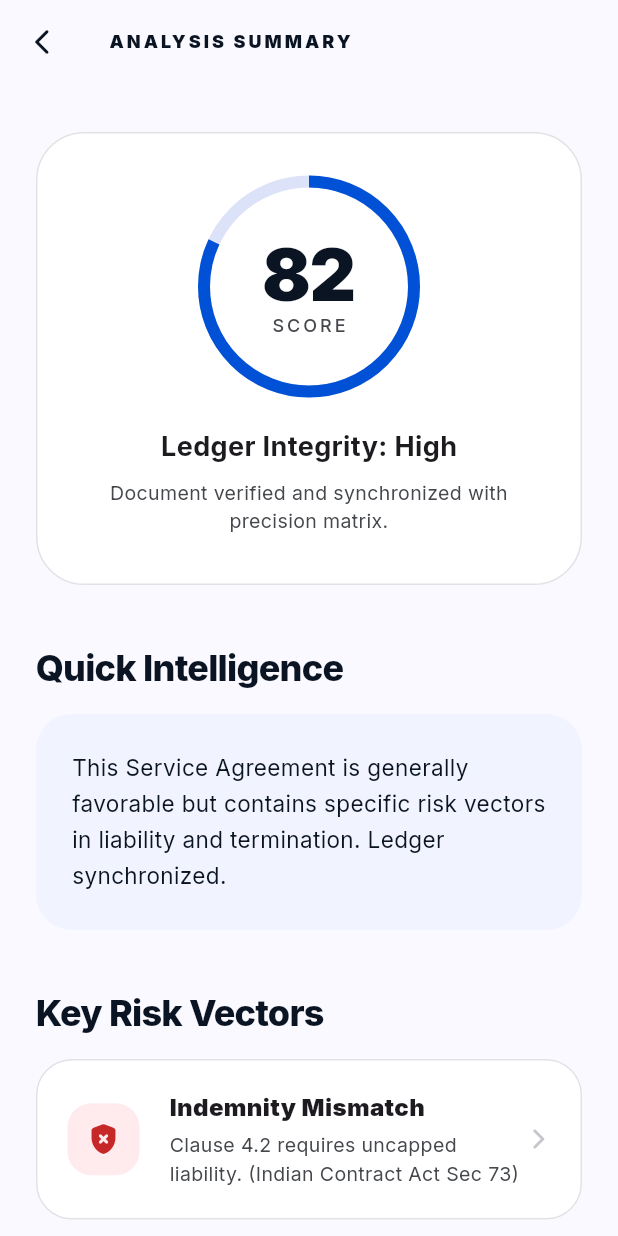
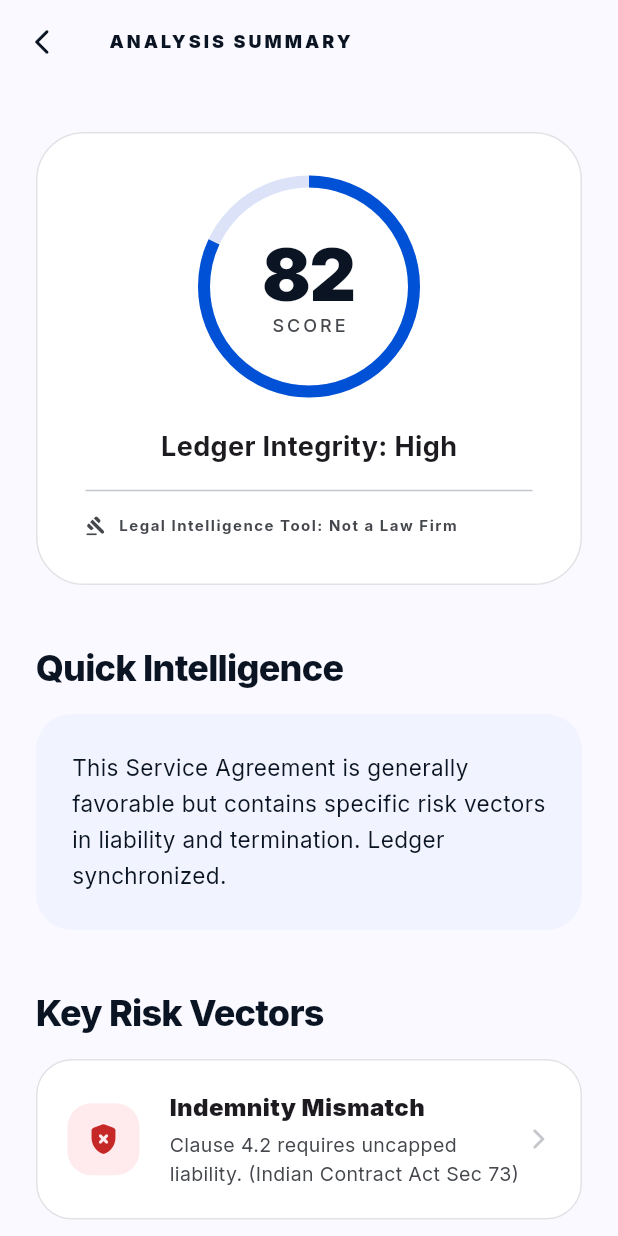
Before and after one commit to sumit007-ui/LegelX, a Flutter app: the SummaryScreen screen opened by its route, on a phone screen of 412 x 824 dp. Run offline on Flutter 3.47's test engine with Material 3 defaults, Android fonts, the phone set to English and light mode, and no system bars; our stand-ins replace camera, file_picker, flutter_animate, flutter_dotenv, flutter_markdown, flutter_riverpod and 10 more; missing offline and left inert: dart:ui_web, google_mlkit_text_recognition, syncfusion_flutter_pdf; accounts and stored records are empty; network calls fail.

Commit message:
docs: add project documentation and initialize analysis and dashboard screens

```diff
--- a/lib/features/analysis/presentation/screens/summary_screen.dart
+++ b/lib/features/analysis/presentation/screens/summary_screen.dart
@@ -124,11 +124,19 @@ class SummaryScreen extends StatelessWidget {
                     'Ledger Integrity: ${score > 75 ? 'High' : 'Moderate'}',
                     style: const TextStyle(fontWeight: FontWeight.bold, fontSize: 18),
                   ),
-                  const SizedBox(height: 8),
-                  Text(
-                    'Document verified and synchronized with precision matrix.',
-                    textAlign: TextAlign.center,
-                    style: TextStyle(color: AppColors.textSecondary, fontSize: 13),
+                  const Divider(height: 32),
+                  const Row(
+                    mainAxisAlignment: MainAxisAlignment.center,
+                    children: [
+                      Icon(Icons.gavel_rounded, size: 14, color: AppColors.textSecondary),
+                      SizedBox(width: 8),
+                      Expanded(
+                        child: Text(
+                          'Legal Intelligence Tool: Not a Law Firm',
+                          style: TextStyle(fontSize: 10, fontWeight: FontWeight.bold, color: AppColors.textSecondary, letterSpacing: 1),
+                        ),
+                      ),
+                    ],
                   ),
                 ],
               ),
```
Also changed, not shown: lib/features/dashboard/presentation/screens/dashboard_screen.dart (+17 -0 lines), 2 other files.
